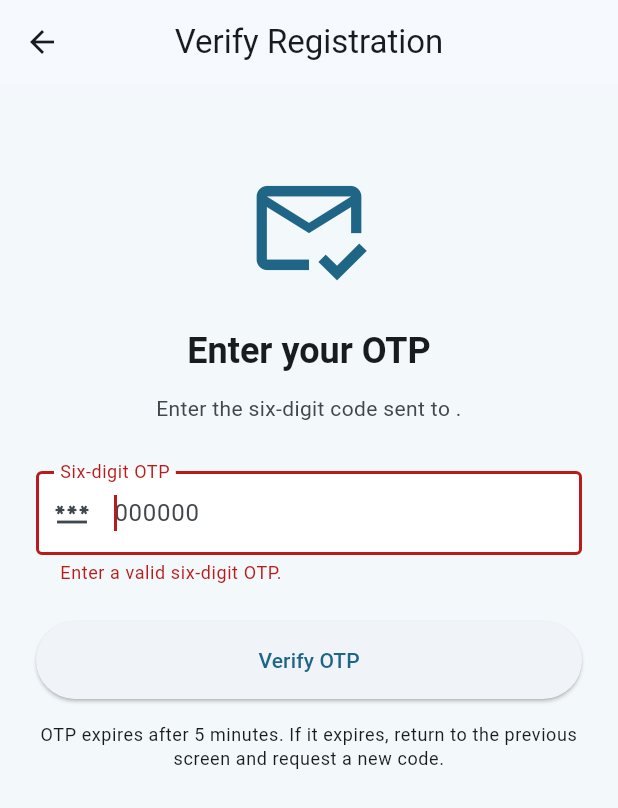
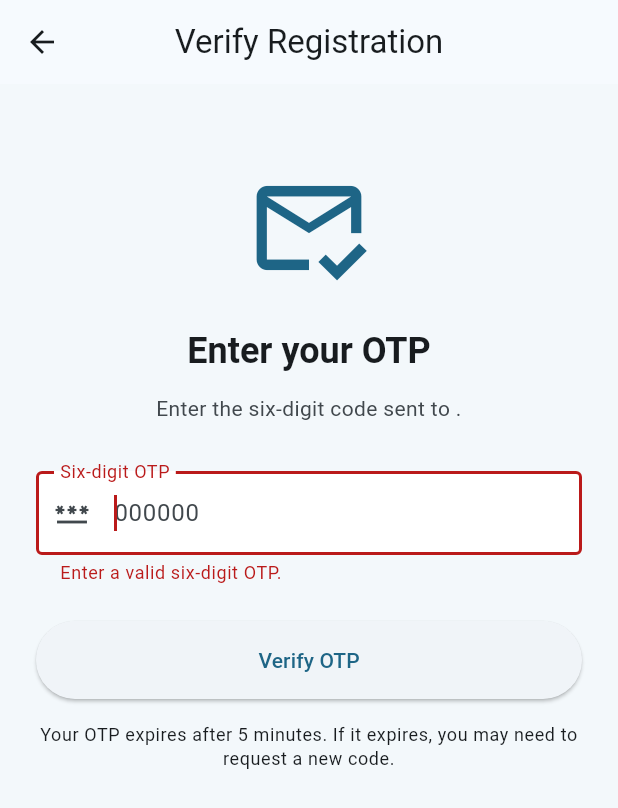
Before and after one commit to saumyasolanki41-sys/smart-hospital-queue-management-system, a Flutter app: the OtpVerificationScreen screen opened directly with empty values, after a tap on "Verify OTP", on a phone screen of 412 x 824 dp. Shown: the top 808 px of the screen. Run offline on Flutter 3.47's test engine with Material 3 defaults, Android fonts, the phone set to English and light mode, and no system bars; our stand-ins replace flutter_secure_storage; accounts and stored records are empty; statements that could not run were skipped.

Commit message:
edited login

```diff
--- a/lib/view/otp_verification_screen.dart
+++ b/lib/view/otp_verification_screen.dart
@@ -29,6 +29,8 @@ class _OtpVerificationScreenState
   final _formKey = GlobalKey<FormState>();
   final _otpController = TextEditingController();
 
+  bool _isSubmitting = false;
+
   @override
   void dispose() {
     _otpController.dispose();
@@ -36,12 +38,17 @@ class _OtpVerificationScreenState
   }
 
   Future<void> _verifyOtp() async {
+    if (_isSubmitting) return;
+
     if (!_formKey.currentState!.validate()) return;
+
+    setState(() => _isSubmitting = true);
 
     final auth = context.read<AuthViewModel>();
     final otp = _otpController.text.trim();
 
-    bool success;
+    try {
+      final bool success;
 
       if (widget.type == OtpVerificationType.registration) {
         success = await auth.verifyRegistration(
@@ -49,7 +56,9 @@ class _OtpVerificationScreenState
           otp: otp,
         );
       } else {
-      success = await auth.verifyLogin(otp: otp);
+        success = await auth.verifyLogin(
+          otp: otp,
+        );
       }
 
       if (!mounted) return;
@@ -84,6 +93,11 @@ class _OtpVerificationScreenState
           (route) => false,
         );
       }
+    } finally {
+      if (mounted) {
+        setState(() => _isSubmitting = false);
+      }
+    }
   }
 
   @override
@@ -93,6 +107,8 @@ class _OtpVerificationScreenState
 
     final isRegistration =
         widget.type == OtpVerificationType.registration;
+
+    final isBusy = _isSubmitting || auth.isLoading;
 
     return Scaffold(
       appBar: AppBar(
@@ -111,12 +127,15 @@ class _OtpVerificationScreenState
               crossAxisAlignment: CrossAxisAlignment.stretch,
               children: [
                 const SizedBox(height: 30),
+
                 Icon(
                   Icons.mark_email_read_outlined,
                   size: 84,
                   color: colors.primary,
                 ),
+
                 const SizedBox(height: 24),
+
                 Text(
                   'Enter your OTP',
                   textAlign: TextAlign.center,
@@ -127,7 +146,9 @@ class _OtpVerificationScreenState
                         fontWeight: FontWeight.bold,
                       ),
                 ),
+
                 const SizedBox(height: 12),
+
                 Text(
                   'Enter the six-digit code sent to ${widget.email}.',
                   textAlign: TextAlign.center,
@@ -135,19 +156,21 @@ class _OtpVerificationScreenState
                     color: colors.onSurfaceVariant,
                   ),
                 ),
+
                 const SizedBox(height: 32),
+
                 TextFormField(
                   controller: _otpController,
                   keyboardType: TextInputType.number,
                   textInputAction: TextInputAction.done,
                   maxLength: 6,
                   autofocus: true,
+                  autocorrect: false,
+                  enableSuggestions: false,
                   decoration: const InputDecoration(
                     labelText: 'Six-digit OTP',
                     hintText: '000000',
-                    prefixIcon: Icon(
-                      Icons.password_outlined,
-                    ),
+                    prefixIcon: Icon(Icons.password_outlined),
                     counterText: '',
                     border: OutlineInputBorder(),
                   ),
@@ -160,20 +183,23 @@ class _OtpVerificationScreenState
                     return null;
                   },
                   onFieldSubmitted: (_) {
-                    if (!auth.isLoading) _verifyOtp();
+                    if (!isBusy) {
+                      _verifyOtp();
+                    }
                   },
                 ),
+
                 const SizedBox(height: 24),
+
                 ElevatedButton(
-                  onPressed:
-                      auth.isLoading ? null : _verifyOtp,
+                  onPressed: isBusy ? null : _verifyOtp,
                   style: ElevatedButton.styleFrom(
                     minimumSize: const Size(
                       double.infinity,
                       52,
                     ),
                   ),
-                  child: auth.isLoading
+                  child: isBusy
                       ? const SizedBox(
                           height: 22,
                           width: 22,
@@ -183,11 +209,12 @@ class _OtpVerificationScreenState
                         )
                       : const Text('Verify OTP'),
                 ),
+
                 const SizedBox(height: 16),
+
                 Text(
-                  'OTP expires after 5 minutes. '
-                  'If it expires, return to the previous screen '
-                  'and request a new code.',
+                  'Your OTP expires after 5 minutes. '
+                  'If it expires, you may need to request a new code.',
                   textAlign: TextAlign.center,
                   style: Theme.of(context).textTheme.bodySmall,
                 ),
```
Also changed, not shown: lib/view/signup_screen.dart (+50 -21 lines). Lines whose indentation alone changed are shown as unchanged.
